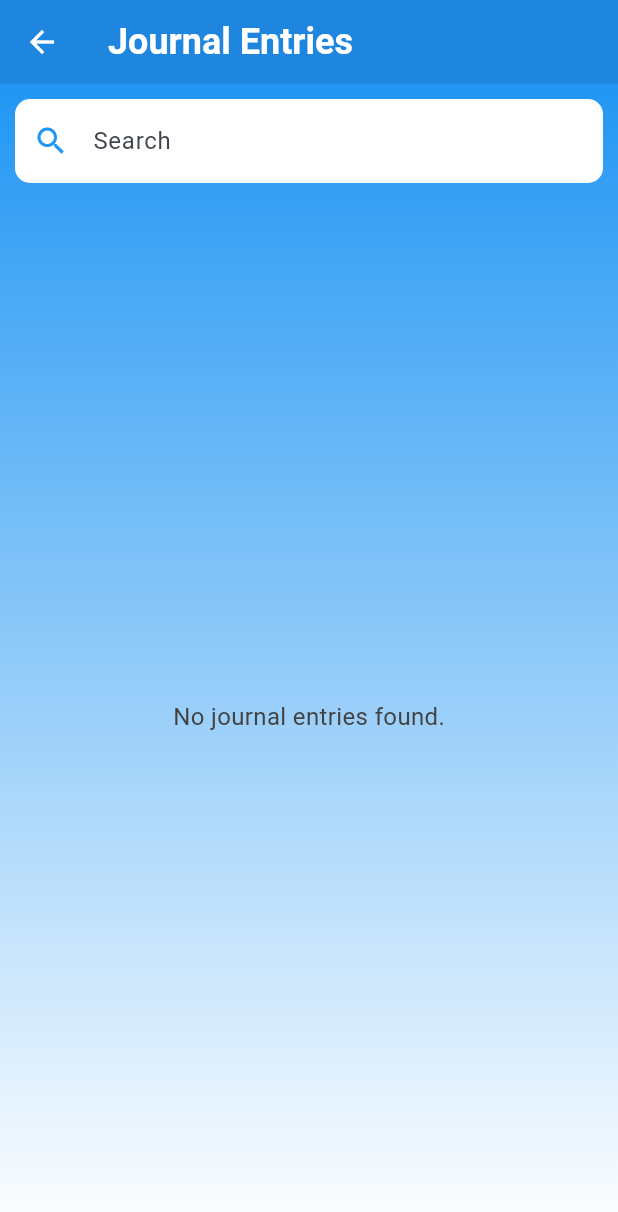
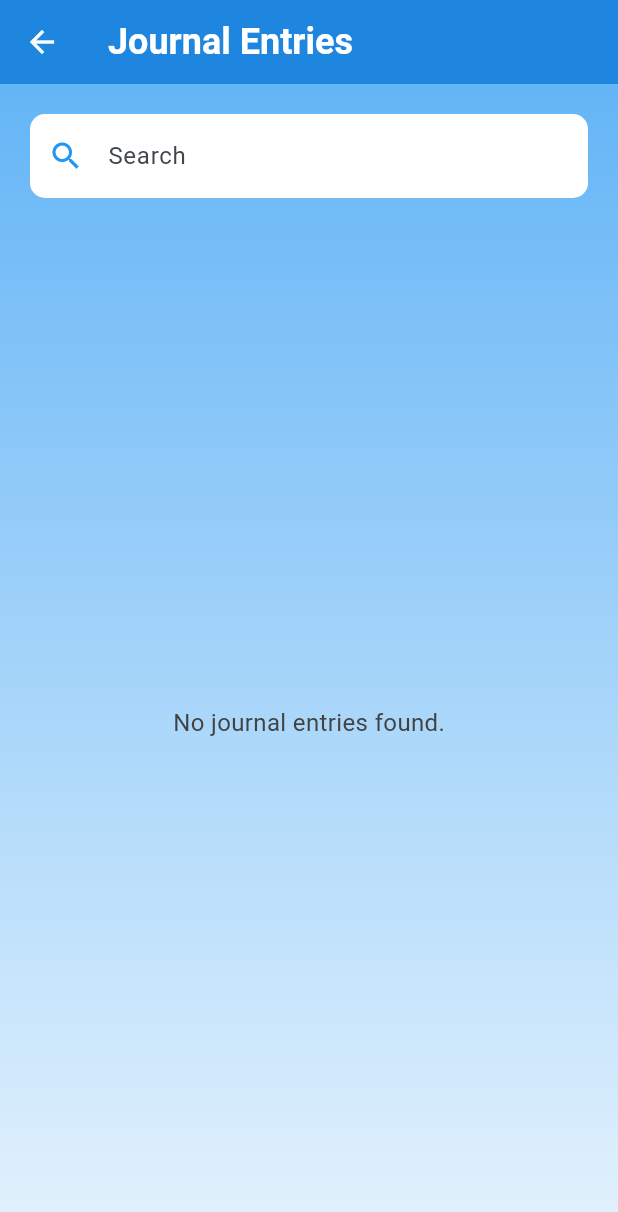
Before and after one commit to Makari0us/swim_z, a Flutter app: the JournalPage screen opened directly, on a phone screen of 412 x 824 dp. Shown: the top 1212 px of the screen. Run offline on Flutter 3.47's test engine with Material 2 defaults, Android fonts, the phone set to English and light mode, and no system bars; our stand-ins replace cloud_firestore, firebase_auth, firebase_core, firebase_storage, google_maps_flutter, image_picker and 2 more; accounts and stored records are empty; network calls fail; statements that could not run were skipped.

Commit message:
More UI updates

```diff
--- a/lib/pages/home_page.dart
+++ b/lib/pages/home_page.dart
@@ -86,7 +86,7 @@ class _HomePageState extends State<HomePage> {
         height: double.infinity,
         decoration: BoxDecoration(
           gradient: LinearGradient(
-            colors: [Colors.blue.shade50, Colors.blue.shade300],
+            colors: [Colors.blue.shade300, Colors.blue.shade50],
             begin: Alignment.topCenter,
             end: Alignment.bottomCenter,
           ),
@@ -102,8 +102,8 @@ class _HomePageState extends State<HomePage> {
               //     'Stress', 'advice-icon.png', 'stress-bg.jpg', StressPage()),
 
               buildSection('Nutrition', 'nutrition2-bg.jpg', NutritionPage()),
-              buildSection(
-                  'Environment', 'environment-bg.jpg', EnvironmentPage()),
+              // buildSection(
+              //     'Environment', 'environment-bg.jpg', EnvironmentPage()),
               buildSection('Stress', 'stress-bg.jpg', StressPage()),
             ],
           ),
--- a/lib/pages/journal_page.dart
+++ b/lib/pages/journal_page.dart
@@ -35,7 +35,7 @@ class _JournalPageState extends State<JournalPage> {
   Widget build(BuildContext context) {
     return Scaffold(
       appBar: AppBar(
-        elevation: 2, // Add elevation
+        elevation: 2,
         iconTheme: IconThemeData(
           color: Colors.white,
         ),
@@ -54,13 +54,14 @@ class _JournalPageState extends State<JournalPage> {
           gradient: LinearGradient(
             begin: Alignment.topCenter,
             end: Alignment.bottomCenter,
-            colors: [Colors.blue, Colors.white],
+            colors: [Colors.blue.shade300, Colors.blue.shade50],
           ),
         ),
         child: Column(
           children: [
             Padding(
-              padding: EdgeInsets.all(10.0),
+              padding: EdgeInsets.only(
+                  top: 20.0, left: 20.0, right: 20.0, bottom: 8.0),
               child: TextField(
                 controller: _searchController,
                 onChanged: (value) {
@@ -137,7 +138,7 @@ class _JournalPageState extends State<JournalPage> {
                               style: TextStyle(
                                 fontSize: 18, // Adjust font size
                                 fontWeight: FontWeight.bold,
-                                color: Colors.blue, // Change text color
+                                color: Colors.blue[600], // Change text color
                               ),
                             ),
                             children: [
--- a/lib/pages/profile_settings_page.dart
+++ b/lib/pages/profile_settings_page.dart
@@ -58,6 +58,7 @@ class _EditProfilePageState extends State<EditProfilePage> {
       },
       child: Scaffold(
         appBar: AppBar(
+          elevation: 2,
           iconTheme: IconThemeData(
             color: Colors.white,
           ),
--- a/lib/pages/quotes_page.dart
+++ b/lib/pages/quotes_page.dart
@@ -30,6 +30,7 @@ class _QuotesPageState extends State<QuotesPage> {
   Widget build(BuildContext context) {
     return Scaffold(
       appBar: AppBar(
+        elevation: 2,
         iconTheme: IconThemeData(
           color: Colors.white,
         ),
@@ -40,7 +41,7 @@ class _QuotesPageState extends State<QuotesPage> {
             fontWeight: FontWeight.bold,
           ),
         ),
-        backgroundColor: Colors.blue,
+        backgroundColor: Colors.blue[600],
       ),
       body: Center(
         child: Padding(
--- a/lib/pages/route.dart
+++ b/lib/pages/route.dart
@@ -76,6 +76,7 @@ class _RoutePageState extends State<RoutePage> {
   Widget build(BuildContext context) {
     return Scaffold(
       appBar: AppBar(
+        elevation: 2,
         iconTheme: IconThemeData(
           color: Colors.white,
         ),
--- a/lib/pages/stress_page.dart
+++ b/lib/pages/stress_page.dart
@@ -72,6 +72,7 @@ class _StressPageState extends State<StressPage> {
   Widget build(BuildContext context) {
     return Scaffold(
       appBar: AppBar(
+        elevation: 2,
         iconTheme: IconThemeData(
           color: Colors.white,
         ),
@@ -89,7 +90,7 @@ class _StressPageState extends State<StressPage> {
         height: double.infinity,
         decoration: BoxDecoration(
           gradient: LinearGradient(
-            colors: [Colors.blue.shade50, Colors.blue.shade300],
+            colors: [Colors.blue.shade300, Colors.blue.shade50],
             begin: Alignment.topCenter,
             end: Alignment.bottomCenter,
           ),
```
Also changed, not shown: lib/pages/audio_page.dart (+9 -1 lines).
